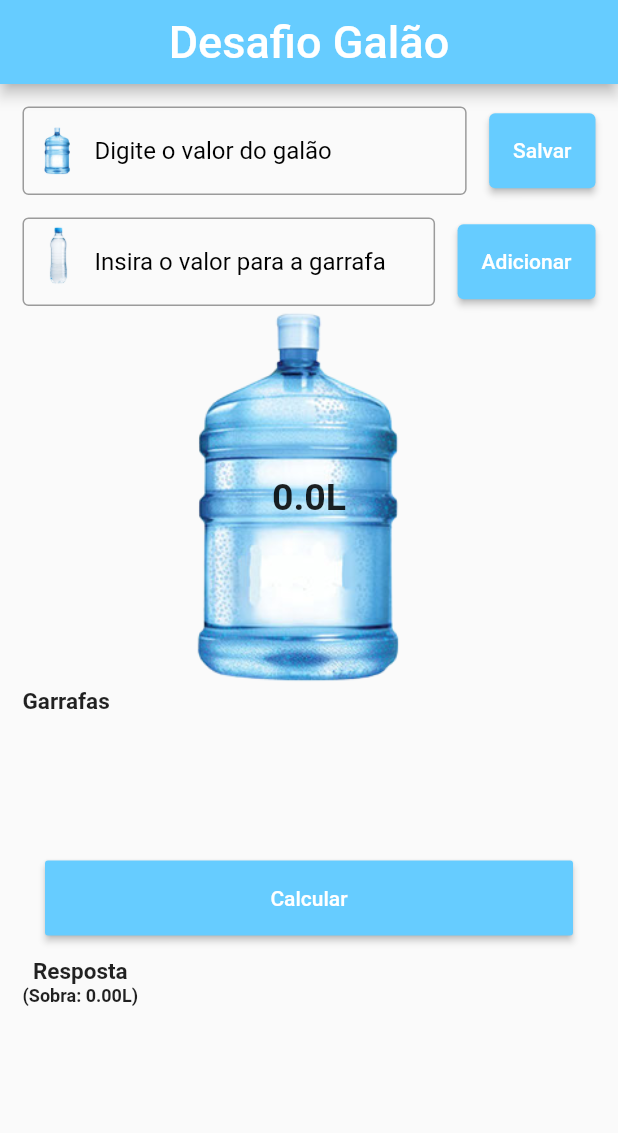
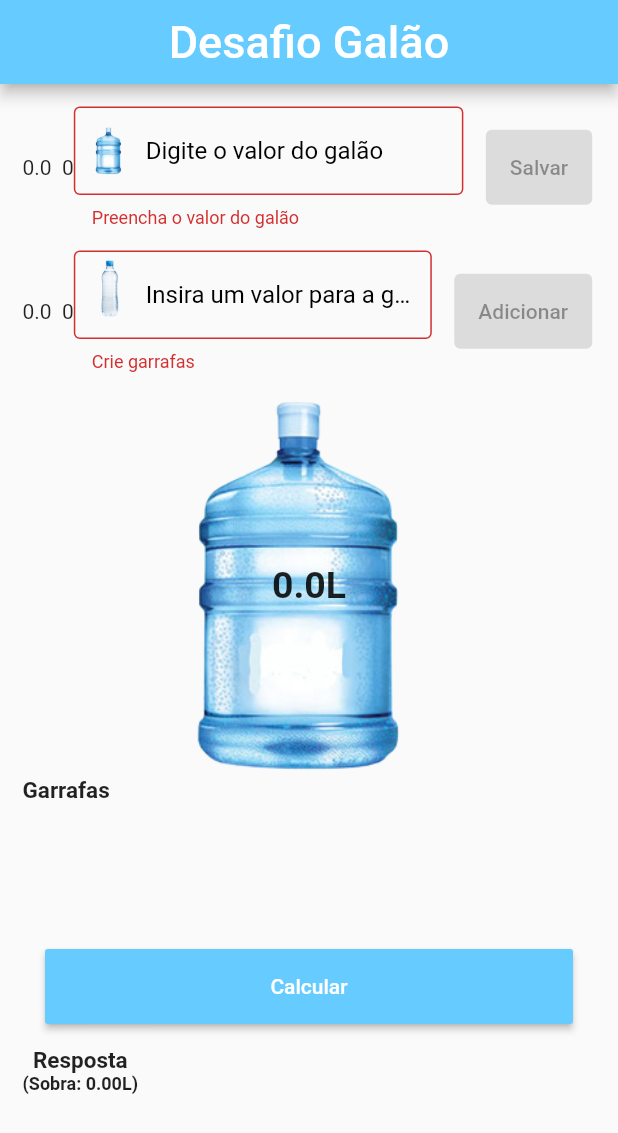
Before and after one commit to BrayanBertan/desafio_galao, a Flutter app: the screen it shows after launch, after a tap on "Calcular", on a phone screen of 412 x 824 dp. Shown: the top 1133 px of the screen. Run offline on Flutter 3.47's test engine with Material 2 defaults, Android fonts, the phone set to English and light mode, and no system bars; our stand-ins replace flutter_mobx, mobx; generated files the repository leaves out were written again.

```diff
--- a/lib/controllers/galao_controller.dart
+++ b/lib/controllers/galao_controller.dart
@@ -19,8 +19,17 @@ abstract class _GalaoController with Store {
   @observable
   ObservableList listaCorretos = List().asObservable();
 
+  @observable
+  bool buttonState = false;
+
   final galaoController = TextEditingController();
   final garrafaController = TextEditingController();
+
+
+  @action
+  void setButtonState() {
+   buttonState  = !buttonState;
+  }
 
   @action
   void setGalao() {
--- /dev/null
+++ b/lib/validators/validator.dart
@@ -0,0 +1,14 @@
+import 'package:desafio_galao/controllers/galao_controller.dart';
+
+class Validator {
+  String validateGalao(String param) {
+    if (double.parse(param) == 0)  return 'Preencha o valor do galão';
+      return null;
+
+  }
+
+  String validateGarrafas(String param) {
+    if (int.parse(param) == 0)  return 'Crie garrafas';
+      return null;
+    }
+  }
--- a/lib/views/home.dart
+++ b/lib/views/home.dart
@@ -1,4 +1,5 @@
 import 'package:desafio_galao/controllers/galao_controller.dart';
+import 'package:desafio_galao/validators/validator.dart';
 import 'package:desafio_galao/widgets/inputRow.dart';
 import 'package:desafio_galao/widgets/galao.dart';
 import 'package:desafio_galao/widgets/lista_garrafas.dart';
@@ -13,7 +14,8 @@ class HomePage extends StatefulWidget {
   _HomePageState createState() => _HomePageState();
 }
 
-class _HomePageState extends State<HomePage> {
+class _HomePageState extends State<HomePage> with Validator {
+  final _formKey = GlobalKey<FormState>();
   @override
   Widget build(BuildContext context) {
     final color = Theme.of(context).primaryColor;
@@ -30,26 +32,50 @@ class _HomePageState extends State<HomePage> {
         child: Column(
           crossAxisAlignment: CrossAxisAlignment.stretch,
           children: [
-            InputRowWidget(
-                'galao.png', 'Salvar', 'Digite o valor do galão', color, () {
-              controller.setGalao();
-            }, controller.galaoController),
+            Form(
+                key: _formKey,
+                child: Column(
+                  children: [
+                    InputRowWidget(
+                        icon: 'galao.png',
+                        buttonText: 'Salvar',
+                        fieldText: 'Digite o valor do galão',
+                        color: color,
+                        funcao: () {
+                          controller.setGalao();
+                        },
+                        controller: controller,
+                        validate: validateGalao),
+                    SizedBox(
+                      height: 15.0,
+                    ),
+                    InputRowWidget(
+                        icon: 'garrafa_cheia.png',
+                        buttonText: 'Adicionar',
+                        fieldText: 'Insira um valor para a garrafa',
+                        color: color,
+                        funcao: () {
+                          controller.createGarrafa();
+                        },
+                        controller: controller,
+                        validate: validateGarrafas),
+                  ],
+                )),
             SizedBox(
               height: 15.0,
             ),
-            InputRowWidget('garrafa_cheia.png', 'Adicionar',
-                'Insira o valor para a garrafa', color, () {
-              controller.createGarrafa();
-            }, controller.garrafaController),
             GalaoWidget(controller),
-            ListaGarrafas(controller, color, 'garrafa_cheia.png', 'Garrafas',controller.listaTodos),
+            ListaGarrafas(controller, color, 'garrafa_cheia.png', 'Garrafas',
+                controller.listaTodos),
             Container(
               margin: EdgeInsets.all(15.0),
               height: 50.0,
               child: RaisedButton(
                 color: color,
                 onPressed: () {
-                  controller.calcular();
+                  if (_formKey.currentState.validate()) {
+                    controller.calcular();
+                  }
                 },
                 child: Text(
                   'Calcular',
@@ -57,7 +83,8 @@ class _HomePageState extends State<HomePage> {
                 ),
               ),
             ),
-            ListaGarrafas(controller, color, 'garrafa_vazia.png', 'Resposta',controller.listaCorretos),
+            ListaGarrafas(controller, color, 'garrafa_vazia.png', 'Resposta',
+                controller.listaCorretos),
           ],
         ),
       ),
--- a/lib/widgets/inputRow.dart
+++ b/lib/widgets/inputRow.dart
@@ -1,5 +1,7 @@
+import 'package:desafio_galao/controllers/galao_controller.dart';
 import 'package:flutter/material.dart';
 import 'package:flutter/services.dart';
+import 'package:flutter_mobx/flutter_mobx.dart';
 
 class InputRowWidget extends StatefulWidget {
   String icon;
@@ -7,13 +9,20 @@ class InputRowWidget extends StatefulWidget {
   String fieldText;
   Color color;
   Function funcao;
-  TextEditingController inputController;
+  GalaoController controller;
+  Function validate;
 
-  InputRowWidget(this.icon, this.buttonText, this.fieldText, this.color,
-      this.funcao, this.inputController);
+  InputRowWidget(
+      {@required this.icon,
+      @required this.buttonText,
+      @required this.fieldText,
+      @required this.color,
+      @required this.funcao,
+      @required this.controller,
+      @required this.validate});
   @override
   _InputRowWidgetState createState() => _InputRowWidgetState(
-      icon, buttonText, fieldText, color, funcao, inputController);
+      icon, buttonText, fieldText, color, funcao, controller, validate);
 }
 
 class _InputRowWidgetState extends State<InputRowWidget> {
@@ -22,21 +31,27 @@ class _InputRowWidgetState extends State<InputRowWidget> {
   String fieldText;
   Color color;
   Function funcao;
+  GalaoController controller;
+  Function validate;
   TextEditingController inputController;
 
-
-
   _InputRowWidgetState(this.icon, this.buttonText, this.fieldText, this.color,
-      this.funcao, this.inputController);
+      this.funcao, this.controller, this.validate) {
+    inputController = buttonText.toUpperCase() == 'SALVAR'
+        ? inputController = controller.galaoController
+        : controller.garrafaController;
+  }
   @override
   Widget build(BuildContext context) {
+    return Observer(builder: (_) {
       return Row(
         children: [
+          Text('${controller.galao}  ${controller.listaTodos.length}'),
           Expanded(
-            child: TextField(
-              inputFormatters: [
-                FilteringTextInputFormatter.deny(RegExp(r'[,]')),
-              ],
+              child: TextFormField(
+            onChanged: (value) {
+              controller.setButtonState();
+            },
             controller: inputController,
             keyboardType: TextInputType.number,
             decoration: InputDecoration(
@@ -49,6 +64,11 @@ class _InputRowWidgetState extends State<InputRowWidget> {
               hintText: fieldText,
               hintStyle: TextStyle(color: Colors.black),
             ),
+            validator: (value) {
+              return validate(buttonText.toUpperCase() == 'SALVAR'
+                  ? controller.galao.toStringAsFixed(2)
+                  : controller.listaTodos.length.toString());
+            },
           )),
           SizedBox(
             width: 15.0,
@@ -56,7 +76,9 @@ class _InputRowWidgetState extends State<InputRowWidget> {
           SizedBox(
             height: 50.0,
             child: ElevatedButton(
-              onPressed: () {
+                onPressed: inputController.text.trim().isEmpty
+                    ? null
+                    : () {
                         funcao();
                       },
                 style: ElevatedButton.styleFrom(
@@ -64,8 +86,13 @@ class _InputRowWidgetState extends State<InputRowWidget> {
                   onPrimary: Colors.white, // foreground
                 ),
                 child: Text(buttonText)),
-        )
+          ),
+          Text(
+            '${controller.buttonState}',
+            style: TextStyle(color: Colors.transparent, fontSize: 1),
+          ),
         ],
       );
+    });
   }
 }
```
Also changed, not shown: lib/controllers/galao_controller.g.dart. Lines whose indentation alone changed are shown as unchanged.
